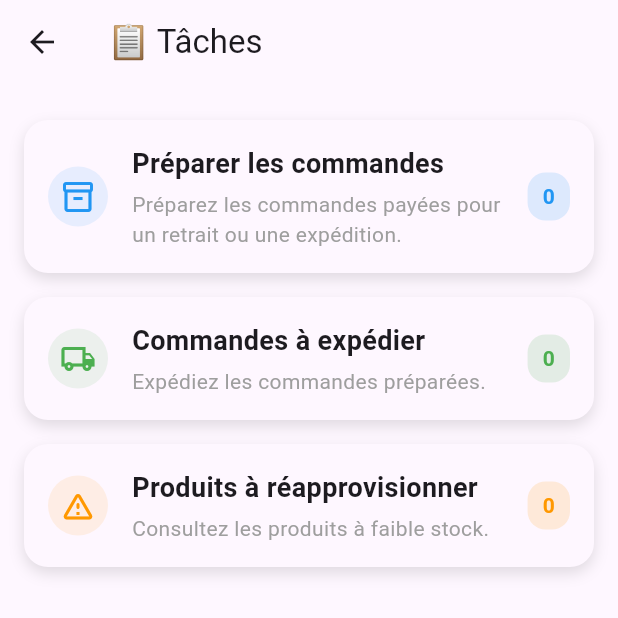
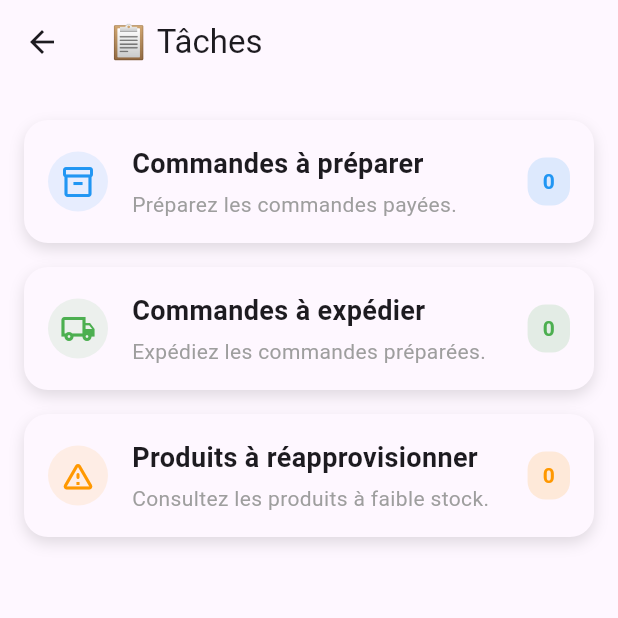
Before and after one commit to uha-fr/endyear_2025_gr08_mobileapp, a Flutter app: the TaskScreen screen opened directly, on a phone screen of 412 x 824 dp, the top half of it. Run offline on Flutter 3.47's test engine with Material 3 defaults, Android fonts, the phone set to English and light mode, and no system bars; network calls fail.

Commit message:
corrections affichage prix

```diff
--- a/ecommerce/lib/screens/low_stock_screen.dart
+++ b/ecommerce/lib/screens/low_stock_screen.dart
@@ -88,7 +88,7 @@ Widget build(BuildContext context) {
   return Scaffold(
     appBar: AppBar(
       title: const Text("🧯 Faible stock"),
-      centerTitle: true,
+      centerTitle: false,
     ),
     body: _loading
         ? const Center(child: CircularProgressIndicator())
--- a/ecommerce/lib/screens/order_detail_screen.dart
+++ b/ecommerce/lib/screens/order_detail_screen.dart
@@ -127,7 +127,7 @@ class _OrderDetailScreenState extends State<OrderDetailScreen> {
                           _infoRow(Icons.assignment, 'Client', _order['customer']),
                           _infoRow(Icons.location_on, 'Adresse', _order['delivery']),
                           _infoRow(Icons.payment, 'Paiement', _order['payment']),
-                          _infoRow(Icons.euro, 'Total TTC', '${_order['total']} €'),
+                          _infoRow(Icons.euro, 'Total TTC', '${double.parse(_order['total'] ?? '0').toStringAsFixed(2)} €'),
                           _infoRow(Icons.flag, 'État', _order['state']),
                           _infoRow(Icons.calendar_today, 'Date', _order['date']),
                         ],
@@ -147,7 +147,7 @@ class _OrderDetailScreenState extends State<OrderDetailScreen> {
                           leading: Icon(Icons.shopping_bag, color: Colors.blue),
                           title: Text(p['name'] ?? ''),
                           subtitle: Text('Quantité: ${p['quantity']}'),
-                          trailing: Text('${p['price']} €'),
+                          trailing: Text('${double.parse(p['price'] ?? '0').toStringAsFixed(2)} €'),
                           onTap: () {
                             Navigator.push(
                               context,
--- a/ecommerce/lib/screens/orders_to_prepare_screen.dart
+++ b/ecommerce/lib/screens/orders_to_prepare_screen.dart
@@ -80,7 +80,7 @@ Widget build(BuildContext context) {
   return Scaffold(
     appBar: AppBar(
       title: const Text("📦 Commandes à préparer"),
-      centerTitle: true,
+      centerTitle: false,
     ),
     body: _loading
         ? const Center(child: CircularProgressIndicator())
@@ -134,7 +134,8 @@ Widget build(BuildContext context) {
                               borderRadius: BorderRadius.circular(8),
                             ),
                             child: Text(
-                              "💶 ${order['total']} €",
+                             // "💶 ${order['total']} €",
+                              "💶 ${double.parse(order['total'] ?? '0').toStringAsFixed(2)} €",
                               style: TextStyle(
                                 color: Colors.blue.shade800,
                                 fontWeight: FontWeight.bold,
--- a/ecommerce/lib/screens/orders_to_ship_screen.dart
+++ b/ecommerce/lib/screens/orders_to_ship_screen.dart
@@ -79,7 +79,7 @@ Widget build(BuildContext context) {
   return Scaffold(
     appBar: AppBar(
       title: const Text("🚚 Commandes à expédier"),
-      centerTitle: true,
+      centerTitle: false,
     ),
     body: _loading
         ? const Center(child: CircularProgressIndicator())
@@ -133,7 +133,8 @@ Widget build(BuildContext context) {
                               borderRadius: BorderRadius.circular(8),
                             ),
                             child: Text(
-                              "💶 ${order['total']} €",
+                            //  "💶 ${order['total']} €",
+                              "💶 ${double.parse(order['total'] ?? '0').toStringAsFixed(2)} €",
                               style: TextStyle(
                                 color: Colors.green.shade800,
                                 fontWeight: FontWeight.bold,
--- a/ecommerce/lib/screens/tasks_screen.dart
+++ b/ecommerce/lib/screens/tasks_screen.dart
@@ -142,8 +142,8 @@ class _TaskScreenState extends State<TaskScreen> {
               padding: const EdgeInsets.all(16),
               children: [
                 TaskItem(
-                  title: 'Préparer les commandes',
-                  subtitle: 'Préparez les commandes payées pour un retrait ou une expédition.',
+                  title: 'Commandes à préparer',
+                  subtitle: 'Préparez les commandes payées.',
                   badgeCount: ordersToPrepareCount ?? 0,
                   icon: Icons.inventory_2_outlined,
                   color: Colors.blue,
```
